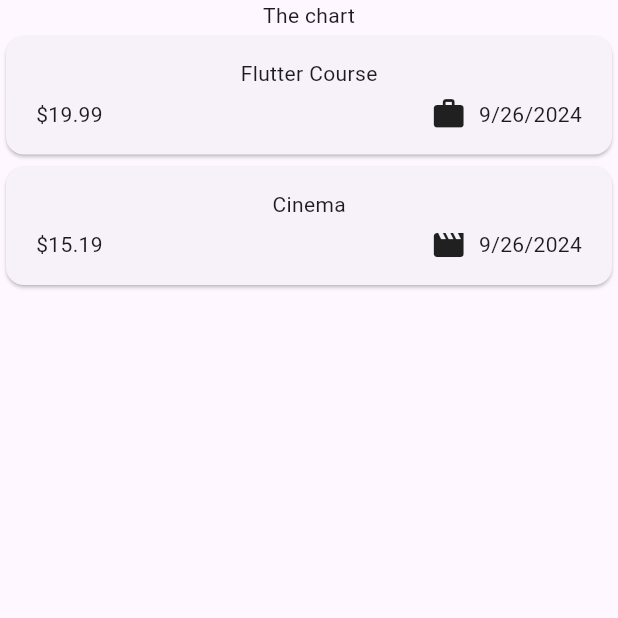
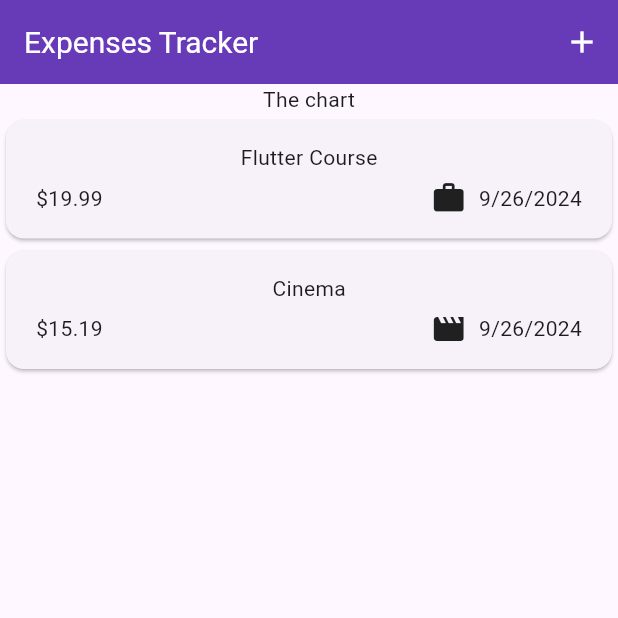
Before and after one commit to franedsandi/expense_tracker, a Flutter app: the screen it shows after launch, on a phone screen of 412 x 824 dp, the top half of it. Run offline on Flutter 3.47's test engine with Material 3 defaults, Android fonts, the phone set to English and light mode, and no system bars; missing offline and left inert: dart:ffi.

```diff
--- a/lib/widget/expenses.dart
+++ b/lib/widget/expenses.dart
@@ -1,4 +1,5 @@
 import 'package:expense_tracker/widget/expenses_list/expenses_list.dart';
+import 'package:expense_tracker/widget/new_expense.dart';
 import 'package:flutter/material.dart';
 import '../Models/expense.dart';
 
@@ -23,9 +24,36 @@ class _ExpensesState extends State<Expenses> {
         date: DateTime.now(),
         category: Category.leisure),
   ];
+
+  _openAddExpenseOverlay() {
+    showModalBottomSheet(
+      context: context,
+      builder: (ctx) => const NewExpense(),
+    );
+  }
+
   @override
   Widget build(BuildContext context) {
     return Scaffold(
+      appBar: AppBar(
+        backgroundColor: Colors.deepPurple,
+        title: const Text(
+          'Expenses Tracker',
+          style: TextStyle(
+            fontSize: 20,
+            color: Colors.white,
+          ),
+        ),
+        actions: [
+          IconButton(
+            onPressed: _openAddExpenseOverlay,
+            icon: const Icon(Icons.add),
+            style: IconButton.styleFrom(
+              foregroundColor: Colors.white,
+            ),
+          ),
+        ],
+      ),
       body: Column(
         children: [
           const Text('The chart'),
```
Also changed, not shown: lib/widget/new_expense.dart (added, +74 -0 lines).
